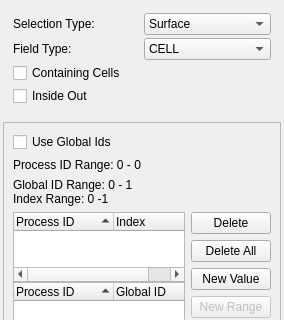
wildmichael/ParaView3-enhancements-old, file Qt/Components/Resources/UI/pqSelectionInspectorPanel.ui: the form before one commit; both pictures show x 0 to 284 and y 0 to 320 of the 284 by 649 pixel window.
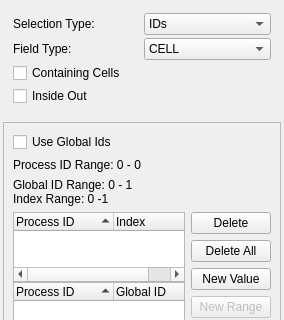
The form after the commit. Custom widgets are drawn as their Qt base class.

Commit message: ENH: Add surface and frustum point selection to paraviewIII.

Patch:
```diff
--- a/Qt/Components/Resources/UI/pqSelectionInspectorPanel.ui
+++ b/Qt/Components/Resources/UI/pqSelectionInspectorPanel.ui
@@ -98,7 +98,7 @@
        </property>
        <item>
         <property name="text" >
-         <string>Surface</string>
+         <string>IDs</string>
         </property>
        </item>
        <item>
```
The commit also changes 18 other files.
